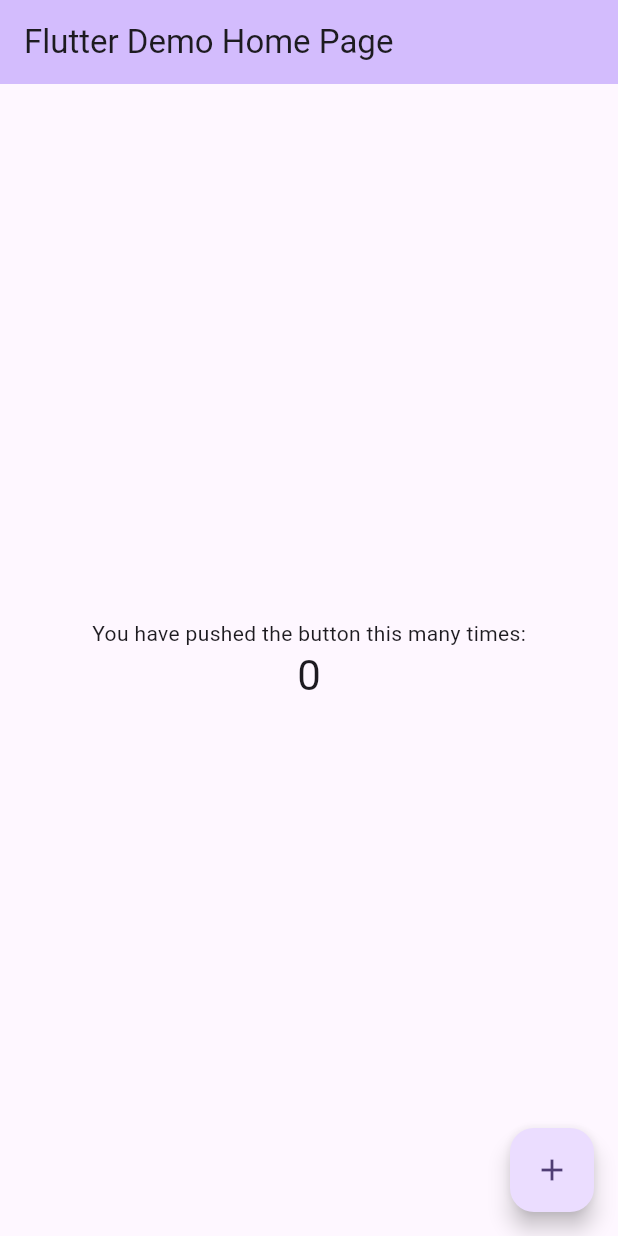
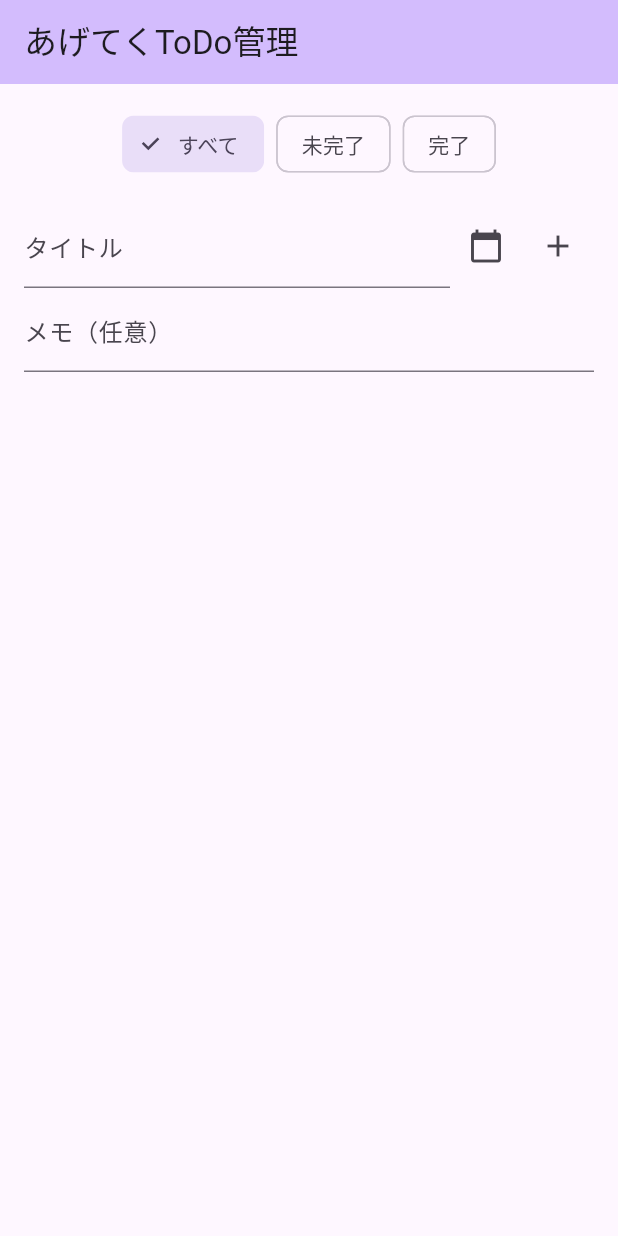
Before and after one commit to ASei04/fluttertest1, a Flutter app: the screen it shows after launch, on a phone screen of 412 x 824 dp. Run offline on Flutter 3.47's test engine with Material 3 defaults, Android fonts, the phone set to English and light mode, and no system bars; our stand-ins replace audioplayers, shared_preferences, video_player.

Commit message:
Add my_home_page.dart

```diff
--- /dev/null
+++ b/devtools_options.yaml
@@ -0,0 +1,3 @@
+description: This file stores settings for Dart & Flutter DevTools.
+documentation: https://docs.flutter.dev/tools/devtools/extensions#configure-extension-enablement-states
+extensions:
--- a/lib/main.dart
+++ b/lib/main.dart
@@ -1,7 +1,40 @@
 import 'package:flutter/material.dart';
+import 'my_home_page.dart'; // 追加
 
 void main() {
   runApp(const MyApp());
+}
+
+class Task {
+  String id;
+  String title;
+  DateTime? dueDate;
+  String memo;
+  bool isCompleted;
+
+  Task({
+    required this.id,
+    required this.title,
+    this.dueDate,
+    this.memo = '',
+    this.isCompleted = false,
+  });
+
+  Map<String, dynamic> toJson() => {
+    'id': id,
+    'title': title,
+    'dueDate': dueDate?.toIso8601String(),
+    'memo': memo,
+    'isCompleted': isCompleted,
+  };
+
+  factory Task.fromJson(Map<String, dynamic> json) => Task(
+    id: json['id'],
+    title: json['title'],
+    dueDate: json['dueDate'] != null ? DateTime.parse(json['dueDate']) : null,
+    memo: json['memo'] ?? '',
+    isCompleted: json['isCompleted'] ?? false,
+  );
 }
 
 class MyApp extends StatelessWidget {
@@ -34,89 +67,3 @@ class MyApp extends StatelessWidget {
     );
   }
 }
-
-class MyHomePage extends StatefulWidget {
-  const MyHomePage({super.key, required this.title});
-
-  // This widget is the home page of your application. It is stateful, meaning
-  // that it has a State object (defined below) that contains fields that affect
-  // how it looks.
-
-  // This class is the configuration for the state. It holds the values (in this
-  // case the title) provided by the parent (in this case the App widget) and
-  // used by the build method of the State. Fields in a Widget subclass are
-  // always marked "final".
-
-  final String title;
-
-  @override
-  State<MyHomePage> createState() => _MyHomePageState();
-}
-
-class _MyHomePageState extends State<MyHomePage> {
-  int _counter = 0;
-
-  void _incrementCounter() {
-    setState(() {
-      // This call to setState tells the Flutter framework that something has
-      // changed in this State, which causes it to rerun the build method below
-      // so that the display can reflect the updated values. If we changed
-      // _counter without calling setState(), then the build method would not be
-      // called again, and so nothing would appear to happen.
-      _counter++;
-    });
-  }
-
-  @override
-  Widget build(BuildContext context) {
-    // This method is rerun every time setState is called, for instance as done
-    // by the _incrementCounter method above.
-    //
-    // The Flutter framework has been optimized to make rerunning build methods
-    // fast, so that you can just rebuild anything that needs updating rather
-    // than having to individually change instances of widgets.
-    return Scaffold(
-      appBar: AppBar(
-        // TRY THIS: Try changing the color here to a specific color (to
-        // Colors.amber, perhaps?) and trigger a hot reload to see the AppBar
-        // change color while the other colors stay the same.
-        backgroundColor: Theme.of(context).colorScheme.inversePrimary,
-        // Here we take the value from the MyHomePage object that was created by
-        // the App.build method, and use it to set our appbar title.
-        title: Text(widget.title),
-      ),
-      body: Center(
-        // Center is a layout widget. It takes a single child and positions it
-        // in the middle of the parent.
-        child: Column(
-          // Column is also a layout widget. It takes a list of children and
-          // arranges them vertically. By default, it sizes itself to fit its
-          // children horizontally, and tries to be as tall as its parent.
-          //
-          // Column has various properties to control how it sizes itself and
-          // how it positions its children. Here we use mainAxisAlignment to
-          // center the children vertically; the main axis here is the vertical
-          // axis because Columns are vertical (the cross axis would be
-          // horizontal).
-          //
-          // TRY THIS: Invoke "debug painting" (choose the "Toggle Debug Paint"
-          // action in the IDE, or press "p" in the console), to see the
-          // wireframe for each widget.
-          mainAxisAlignment: MainAxisAlignment.center,
-          children: <Widget>[
-            const Text('You have pushed the button this many times:'),
-            Text(
-              '$_counter',
-              style: Theme.of(context).textTheme.headlineMedium,
-            ),
-          ],
-        ),
-      ),
-      floatingActionButton: FloatingActionButton(
-        onPressed: _incrementCounter,
-        tooltip: 'Increment',
-        child: const Icon(Icons.add),
-      ), // This trailing comma makes auto-formatting nicer for build methods.
-    );
-  }
-}
--- /dev/null
+++ b/lib/my_home_page.dart
@@ -0,0 +1,465 @@
+import 'dart:convert';
+import 'package:flutter/material.dart';
+import 'package:shared_preferences/shared_preferences.dart';
+import 'main.dart'; // Taskクラスを利用
+import 'package:audioplayers/audioplayers.dart';
+import 'package:video_player/video_player.dart';
+
+class MyHomePage extends StatefulWidget {
+  const MyHomePage({super.key, required this.title});
+
+  final String title;
+
+  @override
+  State<MyHomePage> createState() => _MyHomePageState();
+}
+
+enum TaskFilter { all, incomplete, complete }
+
+class _MyHomePageState extends State<MyHomePage> {
+  final List<Task> _tasks = [];
+  final TextEditingController _titleController = TextEditingController();
+  final TextEditingController _memoController = TextEditingController();
+  DateTime? _selectedDueDate;
+
+  // 編集用
+  String? _editingTaskId;
+  final TextEditingController _editTitleController = TextEditingController();
+  final TextEditingController _editMemoController = TextEditingController();
+  DateTime? _editDueDate;
+
+  TaskFilter _filter = TaskFilter.all;
+
+  // アニメーションと音声関連
+  bool _showAnimation = false;
+  late VideoPlayerController _videoController;
+  final AudioPlayer _audioPlayer = AudioPlayer();
+
+  List<Task> get _filteredTasks {
+    // 未完了・期限なし
+    final noDueIncomplete = _tasks
+        .where((t) => !t.isCompleted && t.dueDate == null)
+        .toList();
+    // 未完了・期限あり（期限昇順）
+    final dueIncomplete =
+        _tasks.where((t) => !t.isCompleted && t.dueDate != null).toList()
+          ..sort((a, b) => a.dueDate!.compareTo(b.dueDate!));
+    // 完了タスク（期限問わず）
+    final completed = _tasks.where((t) => t.isCompleted).toList();
+
+    // 絞り込みに応じて返す
+    switch (_filter) {
+      case TaskFilter.incomplete:
+        return [...noDueIncomplete, ...dueIncomplete];
+      case TaskFilter.complete:
+        return completed;
+      case TaskFilter.all:
+      default:
+        return [...noDueIncomplete, ...dueIncomplete, ...completed];
+    }
+  }
+
+  void _startEditTask(Task task) {
+    setState(() {
+      _editingTaskId = task.id;
+      _editTitleController.text = task.title;
+      _editMemoController.text = task.memo;
+      _editDueDate = task.dueDate;
+    });
+  }
+
+  void _saveEditTask(Task task) {
+    setState(() {
+      task.title = _editTitleController.text;
+      task.memo = _editMemoController.text;
+      task.dueDate = _editDueDate;
+      _editingTaskId = null;
+      _saveTasks(); // 追加
+    });
+  }
+
+  void _cancelEditTask() {
+    setState(() {
+      _editingTaskId = null;
+    });
+  }
+
+  Future<void> _pickEditDueDate(BuildContext context) async {
+    final picked = await showDatePicker(
+      context: context,
+      initialDate: _editDueDate ?? DateTime.now(),
+      firstDate: DateTime(2020),
+      lastDate: DateTime(2100),
+    );
+    if (picked != null) {
+      setState(() {
+        _editDueDate = picked;
+      });
+    }
+  }
+
+  void _addTask() {
+    if (_titleController.text.trim().isEmpty) return;
+    setState(() {
+      _tasks.add(
+        Task(
+          id: DateTime.now().millisecondsSinceEpoch.toString(),
+          title: _titleController.text,
+          dueDate: _selectedDueDate,
+          memo: _memoController.text,
+        ),
+      );
+      _titleController.clear();
+      _memoController.clear();
+      _selectedDueDate = null;
+      _saveTasks(); // 追加
+    });
+  }
+
+  @override
+  void initState() {
+    super.initState();
+    _loadTasks();
+    _videoController = VideoPlayerController.asset('assets/video/success.mp4')
+      ..initialize().then((_) {
+        _videoController.addListener(_onVideoEnd);
+        setState(() {});
+      });
+  }
+
+  @override
+  void dispose() {
+    _videoController.removeListener(_onVideoEnd);
+    _videoController.dispose();
+    _audioPlayer.dispose();
+    super.dispose();
+  }
+
+  Future<void> _playCompleteEffect() async {
+    setState(() {
+      _showAnimation = true;
+    });
+
+    // 再生位置を先頭に戻す
+    await _videoController.seekTo(Duration.zero);
+    await Future.delayed(Duration(milliseconds: 50));
+    // 再生
+    await _videoController.play();
+    await _audioPlayer.play(AssetSource('audio/success.mp3'));
+  }
+
+  // クラス内にonVideoEndをメソッドとして定義
+  void _onVideoEnd() {
+    if (_videoController.value.position >= _videoController.value.duration) {
+      setState(() {
+        _showAnimation = false;
+      });
+      _videoController.pause();
+      _videoController.seekTo(Duration.zero);
+    }
+  }
+
+  void _toggleTaskComplete(Task task) {
+    setState(() {
+      task.isCompleted = !task.isCompleted;
+      _saveTasks();
+    });
+    if (task.isCompleted) {
+      _playCompleteEffect();
+    }
+  }
+
+  void _deleteTask(Task task) {
+    setState(() {
+      _tasks.remove(task);
+      _saveTasks(); // 追加
+    });
+  }
+
+  Future<void> _loadTasks() async {
+    final prefs = await SharedPreferences.getInstance();
+    final tasksString = prefs.getString('tasks');
+    if (tasksString != null) {
+      final List<dynamic> jsonList = jsonDecode(tasksString);
+      setState(() {
+        _tasks.clear();
+        _tasks.addAll(jsonList.map((e) => Task.fromJson(e)));
+      });
+    }
+  }
+
+  Future<void> _saveTasks() async {
+    final prefs = await SharedPreferences.getInstance();
+    final jsonList = _tasks.map((e) => e.toJson()).toList();
+    await prefs.setString('tasks', jsonEncode(jsonList));
+  }
+
+  Future<bool> _hasEditChanged(Task task) async {
+    return _editTitleController.text != task.title ||
+        _editMemoController.text != task.memo ||
+        _editDueDate != task.dueDate;
+  }
+
+  Future<void> _handleEditCancel(Task? editingTask) async {
+    if (editingTask != null && await _hasEditChanged(editingTask)) {
+      final result = await showDialog<bool>(
+        context: context,
+        builder: (context) => AlertDialog(
+          title: const Text('編集をキャンセルしますか？'),
+          content: const Text('変更内容が破棄されます。よろしいですか？'),
+          actions: [
+            TextButton(
+              onPressed: () => Navigator.of(context).pop(false),
+              child: const Text('いいえ'),
+            ),
+            TextButton(
+              onPressed: () => Navigator.of(context).pop(true),
+              child: const Text('はい'),
+            ),
+          ],
+        ),
+      );
+      if (result == true) {
+        _cancelEditTask();
+      }
+    } else {
+      _cancelEditTask();
+    }
+  }
+
+  Future<void> _pickDueDate(BuildContext context) async {
+    final picked = await showDatePicker(
+      context: context,
+      initialDate: _selectedDueDate ?? DateTime.now(),
+      firstDate: DateTime(2020),
+      lastDate: DateTime(2100),
+    );
+    if (picked != null) {
+      setState(() {
+        _selectedDueDate = picked;
+      });
+    }
+  }
+
+  @override
+  Widget build(BuildContext context) {
+    Task? editingTask = _editingTaskId == null
+        ? null
+        : _tasks.firstWhere((t) => t.id == _editingTaskId);
+
+    return GestureDetector(
+      onTap: () async {
+        if (_editingTaskId != null) {
+          await _handleEditCancel(editingTask);
+        }
+        FocusScope.of(context).unfocus();
+      },
+      child: Scaffold(
+        appBar: AppBar(
+          backgroundColor: Theme.of(context).colorScheme.inversePrimary,
+          title: const Text('あげてくToDo管理'),
+        ),
+        body: Stack(
+          children: [
+            Padding(
+              padding: const EdgeInsets.all(16.0),
+              child: Column(
+                children: [
+                  // フィルターボタン
+                  Row(
+                    mainAxisAlignment: MainAxisAlignment.center,
+                    children: [
+                      ChoiceChip(
+                        label: const Text('すべて'),
+                        selected: _filter == TaskFilter.all,
+                        onSelected: (_) =>
+                            setState(() => _filter = TaskFilter.all),
+                      ),
+                      const SizedBox(width: 8),
+                      ChoiceChip(
+                        label: const Text('未完了'),
+                        selected: _filter == TaskFilter.incomplete,
+                        onSelected: (_) =>
+                            setState(() => _filter = TaskFilter.incomplete),
+                      ),
+                      const SizedBox(width: 8),
+                      ChoiceChip(
+                        label: const Text('完了'),
+                        selected: _filter == TaskFilter.complete,
+                        onSelected: (_) =>
+                            setState(() => _filter = TaskFilter.complete),
+                      ),
+                    ],
+                  ),
+                  const SizedBox(height: 16),
+                  // 新規追加テキストボックス
+                  Row(
+                    children: [
+                      Expanded(
+                        child: TextField(
+                          controller: _titleController,
+                          decoration: const InputDecoration(labelText: 'タイトル'),
+                        ),
+                      ),
+                      IconButton(
+                        icon: const Icon(Icons.calendar_today),
+                        onPressed: () => _pickDueDate(context),
+                      ),
+                      IconButton(
+                        icon: const Icon(Icons.add),
+                        onPressed: _addTask,
+                      ),
+                    ],
+                  ),
+                  TextField(
+                    controller: _memoController,
+                    decoration: const InputDecoration(labelText: 'メモ（任意）'),
+                  ),
+                  if (_selectedDueDate != null)
+                    Padding(
+                      padding: const EdgeInsets.only(top: 4.0),
+                      child: Text(
+                        '期限: ${_selectedDueDate!.toLocal().toString().split(' ')[0]}',
+                        style: const TextStyle(
+                          fontSize: 12,
+                          color: Colors.grey,
+                        ),
+                      ),
+                    ),
+                  const SizedBox(height: 16),
+                  Expanded(
+                    child: ListView(
+                      children: _filteredTasks
+                          .map(
+                            (task) => Card(
+                              child: _editingTaskId == task.id
+                                  ? Padding(
+                                      padding: const EdgeInsets.all(8.0),
+                                      child: Column(
+                                        crossAxisAlignment:
+                                            CrossAxisAlignment.start,
+                                        children: [
+                                          Row(
+                                            children: [
+                                              Checkbox(
+                                                value: task.isCompleted,
+                                                onChanged: (_) =>
+                                                    _toggleTaskComplete(task),
+                                              ),
+                                              Expanded(
+                                                child: TextField(
+                                                  controller:
+                                                      _editTitleController,
+                                                  decoration:
+                                                      const InputDecoration(
+                                                        labelText: 'タイトル',
+                                                      ),
+                                                ),
+                                              ),
+                                              IconButton(
+                                                icon: const Icon(
+                                                  Icons.calendar_today,
+                                                ),
+                                                onPressed: () =>
+                                                    _pickEditDueDate(context),
+                                              ),
+                                            ],
+                                          ),
+                                          TextField(
+                                            controller: _editMemoController,
+                                            decoration: const InputDecoration(
+                                              labelText: 'メモ（任意）',
+                                            ),
+                                          ),
+                                          if (_editDueDate != null)
+                                            Padding(
+                                              padding: const EdgeInsets.only(
+                                                top: 4.0,
+                                              ),
+                                              child: Text(
+                                                '期限: ${_editDueDate!.toLocal().toString().split(' ')[0]}',
+                                                style: const TextStyle(
+                                                  fontSize: 12,
+                                                  color: Colors.grey,
+                                                ),
+                                              ),
+                                            ),
+                                          Row(
+                                            mainAxisAlignment:
+                                                MainAxisAlignment.end,
+                                            children: [
+                                              TextButton(
+                                                onPressed: () =>
+                                                    _saveEditTask(task),
+                                                child: const Text('保存'),
+                                              ),
+                                              TextButton(
+                                                onPressed: _cancelEditTask,
+                                                child: const Text('キャンセル'),
+                                              ),
+                                            ],
+                                          ),
+                                        ],
+                                      ),
+                                    )
+                                  : ListTile(
+                                      onTap: () => _startEditTask(task),
+                                      leading: Checkbox(
+                                        value: task.isCompleted,
+                                        onChanged: (_) =>
+                                            _toggleTaskComplete(task),
+                                      ),
+                                      title: Text(
+                                        task.title,
+                                        style: TextStyle(
+                                          decoration: task.isCompleted
+                                              ? TextDecoration.lineThrough
+                                              : null,
+                                        ),
+                                      ),
+                                      subtitle: Column(
+                                        crossAxisAlignment:
+                                            CrossAxisAlignment.start,
+                                        children: [
+                                          if (task.dueDate != null)
+                                            Text(
+                                              '期限: ${task.dueDate!.toLocal().toString().split(' ')[0]}',
+                                              style: const TextStyle(
+                                                fontSize: 12,
+                                              ),
+                                            ),
+                                          if (task.memo.isNotEmpty)
+                                            Text(
+                                              task.memo.split('\n').first,
+                                              style: const TextStyle(
+                                                fontSize: 12,
+                                              ),
+                                            ),
+                                        ],
+                                      ),
+                                      trailing: IconButton(
+                                        icon: const Icon(Icons.delete),
+                                        onPressed: () => _deleteTask(task),
+                                      ),
+                                    ),
+                            ),
+                          )
+                          .toList(),
+                    ),
+                  ),
+                ],
+              ),
+            ),
+            if (_showAnimation && _videoController.value.isInitialized)
+              Center(
+                child: AspectRatio(
+                  aspectRatio: _videoController.value.aspectRatio,
+                  child: VideoPlayer(_videoController),
+                ),
+              ),
+          ],
+        ),
+      ),
+    );
+  }
+}
```
Also changed, not shown: pubspec.yaml (+8 -3 lines), pubspec.lock, 6 other files.
